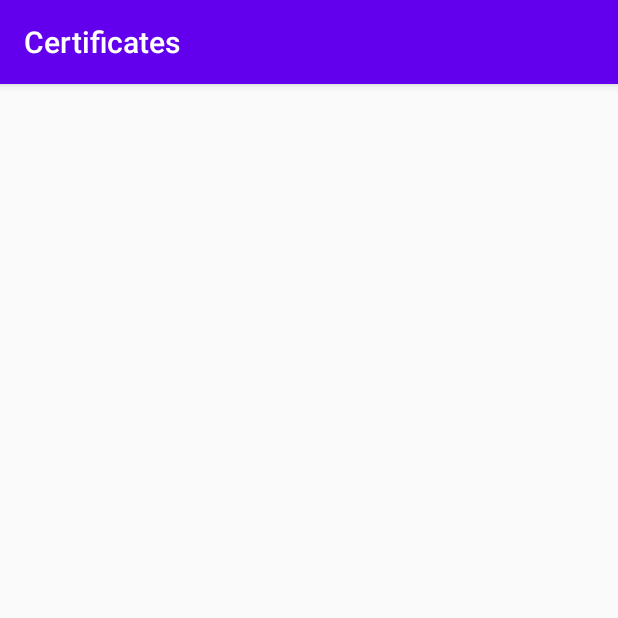
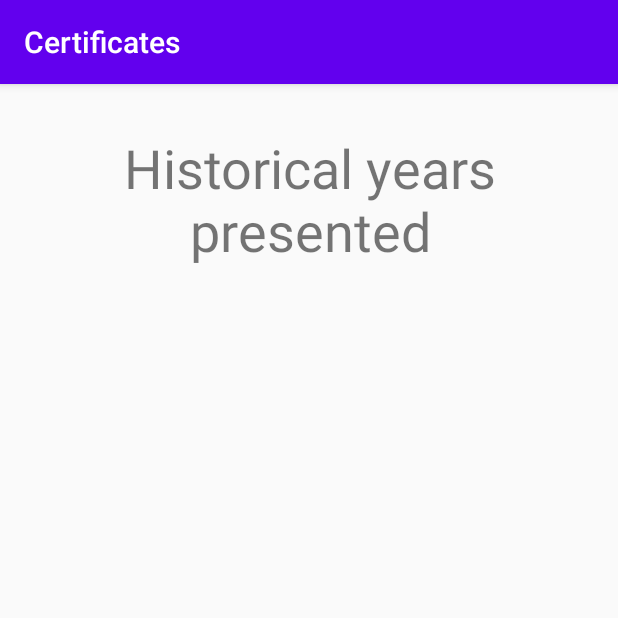
Before and after one commit to mgalcudia/Android_Certificados, an Android app: the HistoricoCertificado screen opened directly, with no data from a screen before it, on a phone screen of 412 x 824 dp, the top half of it. Run offline under Robolectric (Android 15) with nearby library versions, the phone set to English and light mode, and no system bars; our stand-ins replace Firebase (no records; nobody signed in at launch, a user with empty details on screens opened directly).

Commit message:
Campo texto informativo en listar Historico con envio de parametro

```diff
--- a/app/src/main/res/layout/activity_historico_certificado.xml
+++ b/app/src/main/res/layout/activity_historico_certificado.xml
@@ -6,16 +6,35 @@
     android:layout_height="match_parent"
     tools:context="com.proyecto.Certificado.HistoricoCertificado">
 
+
+    <TextView
+        android:id="@+id/textViewLMostrarHistorico"
+        android:layout_width="381dp"
+        android:layout_height="129dp"
+        android:layout_marginTop="30dp"
+        android:layout_marginBottom="562dp"
+        android:text="@string/textViewLMostrarHistorico"
+        android:textAlignment="center"
+        android:textSize="36sp"
+        app:layout_constraintBottom_toBottomOf="parent"
+        app:layout_constraintEnd_toEndOf="parent"
+        app:layout_constraintHorizontal_bias="0.512"
+        app:layout_constraintStart_toStartOf="parent"
+        app:layout_constraintTop_toTopOf="parent"
+        app:layout_constraintVertical_bias="0.035" />
+
     <ListView
         android:id="@+id/listaDatosCertificados"
         android:layout_width="match_parent"
         android:layout_height="wrap_content"
+        android:layout_marginTop="180dp"
+        android:layout_marginBottom="200dp"
         android:background="#608BC34A"
-
         app:layout_constraintBottom_toBottomOf="parent"
         app:layout_constraintEnd_toEndOf="parent"
+        app:layout_constraintHorizontal_bias="0.0"
         app:layout_constraintStart_toStartOf="parent"
-        app:layout_constraintTop_toTopOf="parent"
-        app:layout_constraintVertical_bias="0.845" />
+        app:layout_constraintTop_toBottomOf="@+id/textViewListarhistorico"
+        app:layout_constraintVertical_bias="0.306" />
 
 </androidx.constraintlayout.widget.ConstraintLayout>
--- a/app/src/main/res/layout/activity_listar_certificados.xml
+++ b/app/src/main/res/layout/activity_listar_certificados.xml
@@ -8,15 +8,17 @@
 
 
     <TextView
-        android:id="@+id/textViewListarTodo"
+        android:id="@+id/textViewListarhistorico"
         android:layout_width="381dp"
         android:layout_height="129dp"
         android:layout_marginStart="16dp"
         android:layout_marginTop="40dp"
         android:layout_marginEnd="16dp"
+        android:layout_marginBottom="562dp"
         android:text="@string/textViewListarTodo"
         android:textAlignment="center"
         android:textSize="36sp"
+        app:layout_constraintBottom_toBottomOf="parent"
         app:layout_constraintEnd_toEndOf="parent"
         app:layout_constraintStart_toStartOf="parent"
         app:layout_constraintTop_toTopOf="parent" />
@@ -31,7 +33,7 @@
         app:layout_constraintBottom_toBottomOf="parent"
         app:layout_constraintEnd_toEndOf="parent"
         app:layout_constraintStart_toStartOf="parent"
-        app:layout_constraintTop_toBottomOf="@+id/textViewListarTodo" />
+        app:layout_constraintTop_toBottomOf="@+id/textViewListarhistorico" />
 
 
 </androidx.constraintlayout.widget.ConstraintLayout>
--- a/app/src/main/res/values/strings.xml
+++ b/app/src/main/res/values/strings.xml
@@ -33,8 +33,11 @@
     <string name="textViewCorteBolsa">bag cut</string>
     <string name="textViewCertificadoSelec">Selected Certificate</string>
     <string name="textViewListarTodo">Aggregated Certificate Listings</string>
+    <string name="textViewLMostrarHistorico">Historical years presented</string>
+    <string name="textViewLlistarHistorico">Certificates presented in the year: %1$s</string>
 
     //item
     <string name="itemBuscador">Search </string>
 
+
 </resources>
```
Also changed, not shown: app/src/main/java/com/proyecto/Certificado/ListarHistoricos.java (+15 -7 lines), app/src/main/res/layout/activity_listar_historicos.xml (+17 -4 lines), 1 other file.
